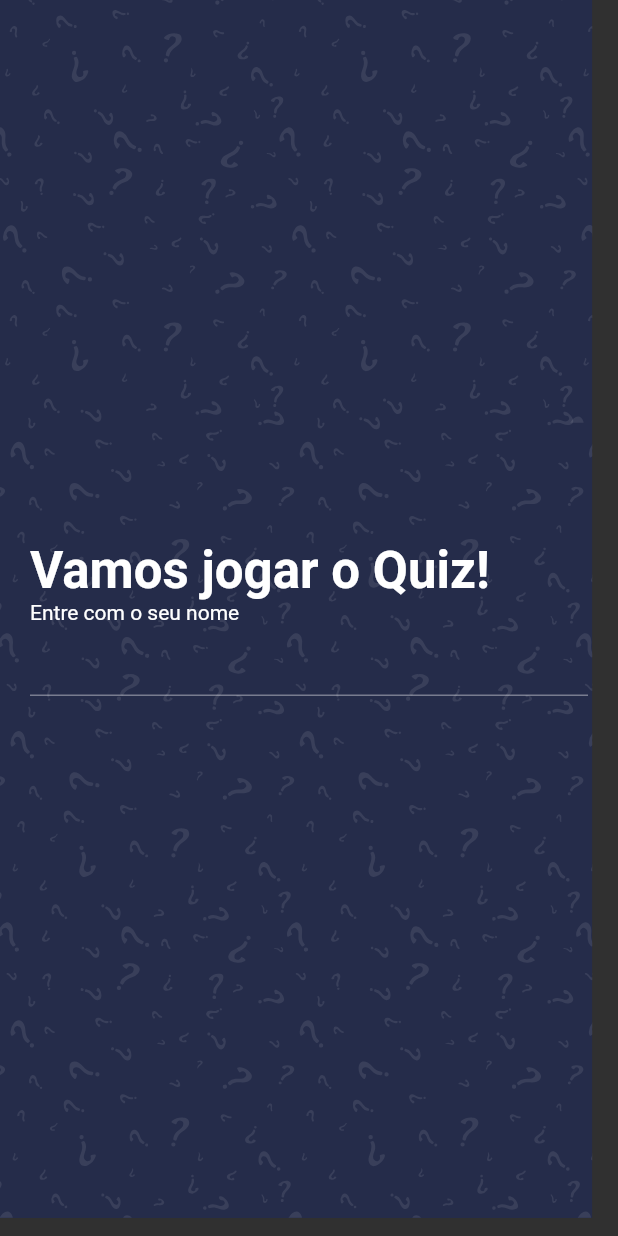
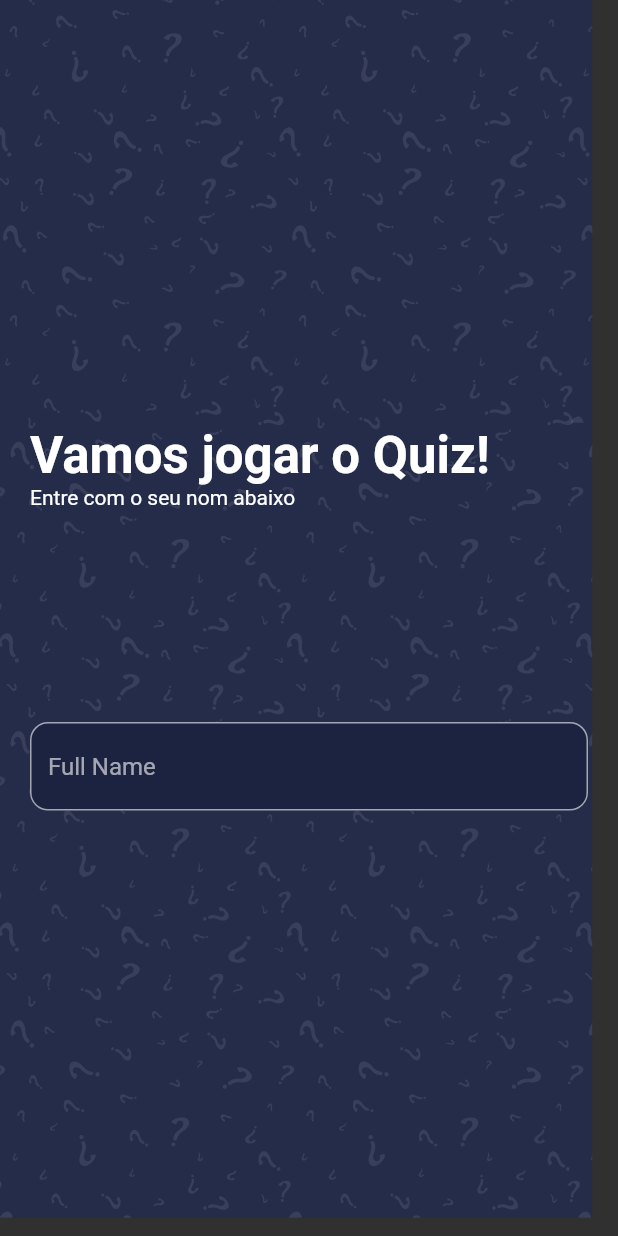
Before and after one commit to lucasoliveirasouza/quiz-app, a Flutter app: the screen it shows after launch, on a phone screen of 412 x 824 dp. Run offline on Flutter 3.47's test engine with Material 2 defaults, Android fonts, the phone set to English and light mode, and no system bars; our stand-ins replace get, websafe_svg.

Commit message:
Criando home

```diff
--- a/lib/view/home/home.dart
+++ b/lib/view/home/home.dart
@@ -23,7 +23,7 @@ class _HomeViewState extends State<HomeView> {
               child: Column(
                 crossAxisAlignment: CrossAxisAlignment.start,
                 children: [
-                  Spacer(),
+                  Spacer(flex: 2),
                   Text(
                     "Vamos jogar o Quiz!",
                     style: Theme.of(context).textTheme.headline4!.copyWith(
@@ -31,9 +31,19 @@ class _HomeViewState extends State<HomeView> {
                           fontWeight: FontWeight.bold,
                         ),
                   ),
-                  Text("Entre com o seu nome"),
-                  TextFormField(),
+                  Text("Entre com o seu nom abaixo"),
                   Spacer(),
+                  TextField(
+                    decoration: InputDecoration(
+                      filled: true,
+                      fillColor: Color(0xFF1C2341),
+                      hintText: "Full Name",
+                      border: OutlineInputBorder(
+                        borderRadius: BorderRadius.all(Radius.circular(12)),
+                      ),
+                    ),
+                  ),
+                  Spacer(flex: 2),
                 ],
               ),
             ),
```
